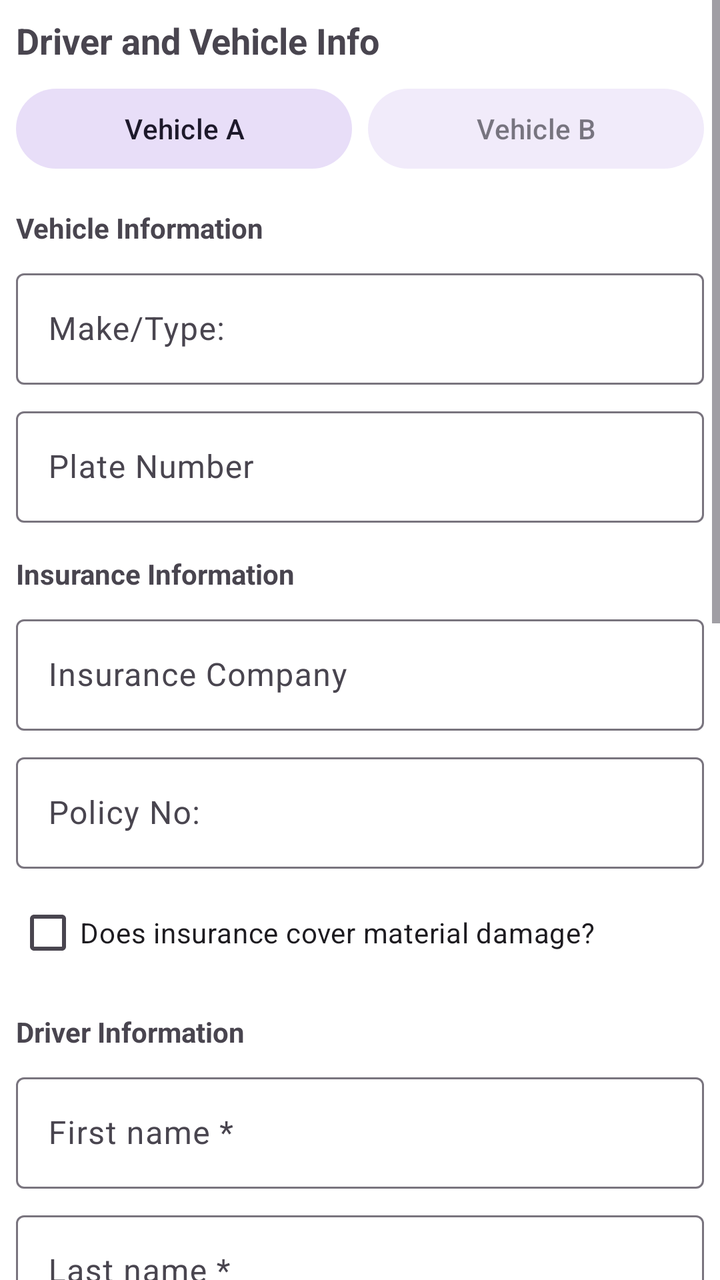
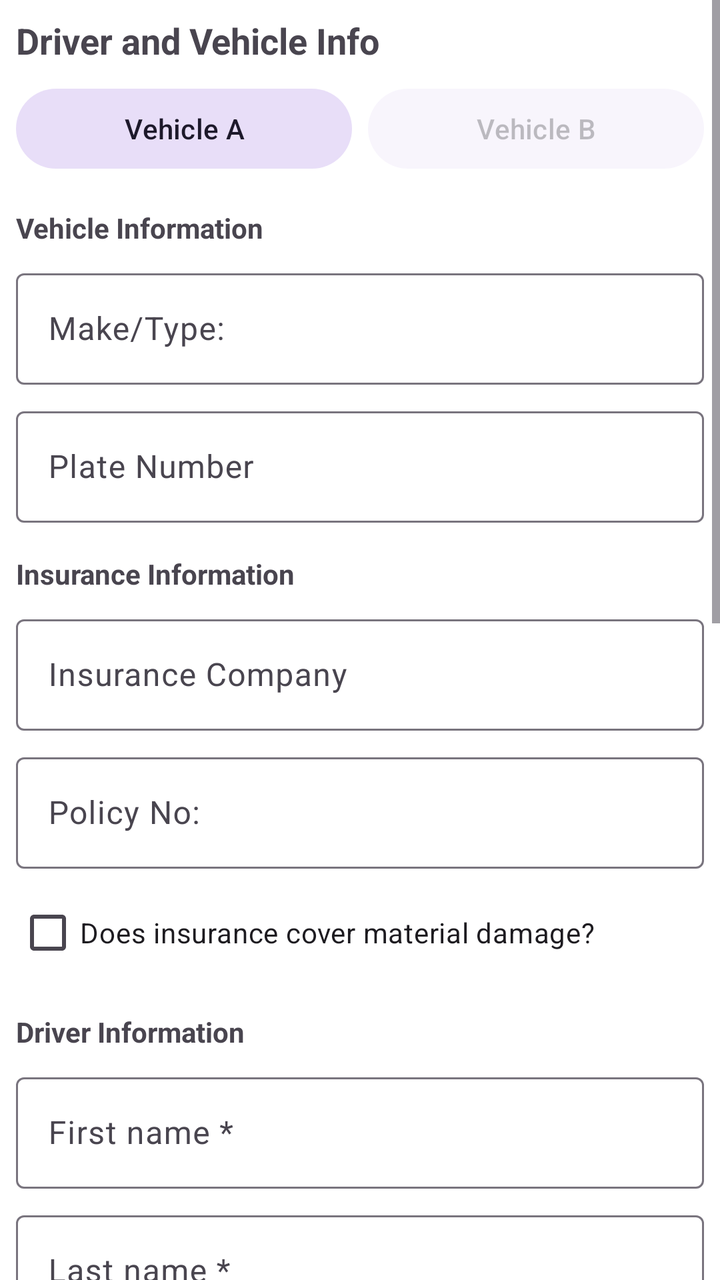

Two renders of the same Android screen: before a commit and after it. Below are the layout's source before the change and the commit's diff.
<!-- AndroidManifest.xml: application theme Theme.AccidentReportingApp -->
<!-- res/layout/step_vehicle_info.xml -->
<?xml version="1.0" encoding="utf-8"?>
<ScrollView xmlns:android="http://schemas.android.com/apk/res/android"
    android:layout_width="match_parent"
    android:layout_height="match_parent"
    xmlns:app="http://schemas.android.com/apk/res-auto">

    <LinearLayout
        android:layout_width="match_parent"
        android:layout_height="wrap_content"
        android:orientation="vertical"
        android:padding="8dp">

        <TextView
            android:id="@+id/text_step_title"
            android:layout_width="match_parent"
            android:layout_height="wrap_content"
            android:text="@string/header_driver_vehicle"
            android:textSize="18sp"
            android:textStyle="bold"
            android:layout_marginBottom="8dp"/>

        <LinearLayout
            android:layout_width="match_parent"
            android:layout_height="wrap_content"
            android:orientation="horizontal"
            android:layout_marginBottom="16dp">
            <com.google.android.material.button.MaterialButton
                android:id="@+id/tab_vinfo_a"
                style="@style/Widget.Material3.Button.TonalButton"
                android:layout_width="0dp"
                android:layout_height="wrap_content"
                android:layout_weight="1"
                android:text="@string/header_vehicle_a"
                android:layout_marginEnd="4dp"/>
            <com.google.android.material.button.MaterialButton
                android:id="@+id/tab_vinfo_b"
                style="@style/Widget.Material3.Button.TonalButton"
                android:layout_width="0dp"
                android:layout_height="wrap_content"
                android:layout_weight="1"
                android:text="@string/header_vehicle_b"
                android:layout_marginStart="4dp"
                android:alpha="0.6"/>
        </LinearLayout>

        
        <TextView
            android:layout_width="match_parent"
            android:layout_height="wrap_content"
            android:text="@string/label_vehicle"
            android:textStyle="bold"
            android:layout_marginBottom="8dp"/>

        <com.google.android.material.textfield.TextInputLayout
            android:layout_width="match_parent"
            android:layout_height="wrap_content"
            android:layout_marginBottom="8dp"
            style="@style/Widget.Material3.TextInputLayout.OutlinedBox">
            <com.google.android.material.textfield.TextInputEditText
                android:id="@+id/edit_vehicle_make"
                android:layout_width="match_parent"
                android:layout_height="wrap_content"
                android:hint="@string/field_make_type" />
        </com.google.android.material.textfield.TextInputLayout>

        <com.google.android.material.textfield.TextInputLayout
            android:layout_width="match_parent"
            android:layout_height="wrap_content"
            android:layout_marginBottom="16dp"
            style="@style/Widget.Material3.TextInputLayout.OutlinedBox">
            <com.google.android.material.textfield.TextInputEditText
                android:id="@+id/edit_vehicle_plate"
                android:layout_width="match_parent"
                android:layout_height="wrap_content"
                android:hint="@string/hint_plate" />
        </com.google.android.material.textfield.TextInputLayout>

        
        <TextView
            android:layout_width="match_parent"
            android:layout_height="wrap_content"
            android:text="@string/header_insurance_info"
            android:textStyle="bold"
            android:layout_marginBottom="8dp"/>

        <com.google.android.material.textfield.TextInputLayout
            android:layout_width="match_parent"
            android:layout_height="wrap_content"
            android:layout_marginBottom="8dp"
            style="@style/Widget.Material3.TextInputLayout.OutlinedBox">
            <com.google.android.material.textfield.TextInputEditText
                android:id="@+id/edit_insurance_name"
                android:layout_width="match_parent"
                android:layout_height="wrap_content"
                android:hint="@string/label_insurance_company" />
        </com.google.android.material.textfield.TextInputLayout>

        <com.google.android.material.textfield.TextInputLayout
            android:layout_width="match_parent"
            android:layout_height="wrap_content"
            android:layout_marginBottom="8dp"
            style="@style/Widget.Material3.TextInputLayout.OutlinedBox">
            <com.google.android.material.textfield.TextInputEditText
                android:id="@+id/edit_policy_number"
                android:layout_width="match_parent"
                android:layout_height="wrap_content"
                android:hint="@string/field_policy_no" />
        </com.google.android.material.textfield.TextInputLayout>

        <com.google.android.material.checkbox.MaterialCheckBox
            android:id="@+id/check_covers_damage"
            android:layout_width="match_parent"
            android:layout_height="wrap_content"
            android:layout_marginBottom="16dp"
            android:text="@string/hint_insurance_covers" />

        
        <TextView
            android:layout_width="match_parent"
            android:layout_height="wrap_content"
            android:text="@string/label_driver"
            android:textStyle="bold"
            android:layout_marginBottom="8dp"/>

        <com.google.android.material.textfield.TextInputLayout
            android:layout_width="match_parent"
            android:layout_height="wrap_content"
            android:layout_marginBottom="8dp"
            style="@style/Widget.Material3.TextInputLayout.OutlinedBox">
            <com.google.android.material.textfield.TextInputEditText
                android:id="@+id/edit_driver_first_name"
                android:layout_width="match_parent"
                android:layout_height="wrap_content"
                android:hint="First name *" />
        </com.google.android.material.textfield.TextInputLayout>

        <com.google.android.material.textfield.TextInputLayout
            android:layout_width="match_parent"
            android:layout_height="wrap_content"
            android:layout_marginBottom="8dp"
            style="@style/Widget.Material3.TextInputLayout.OutlinedBox">
            <com.google.android.material.textfield.TextInputEditText
                android:id="@+id/edit_driver_last_name"
                android:layout_width="match_parent"
                android:layout_height="wrap_content"
                android:hint="Last name *" />
        </com.google.android.material.textfield.TextInputLayout>

        <com.google.android.material.textfield.TextInputLayout
            android:layout_width="match_parent"
            android:layout_height="wrap_content"
            android:layout_marginBottom="8dp"
            style="@style/Widget.Material3.TextInputLayout.OutlinedBox">
            <com.google.android.material.textfield.TextInputEditText
                android:id="@+id/edit_driver_dob"
                android:layout_width="match_parent"
                android:layout_height="wrap_content"
                android:hint="@string/hint_dob" />
        </com.google.android.material.textfield.TextInputLayout>

        <TextView
            android:layout_width="match_parent"
            android:layout_height="wrap_content"
            android:text="Country *"
            android:layout_marginTop="8dp"/>
        <Spinner
            android:id="@+id/spinner_driver_country"
            android:layout_width="match_parent"
            android:layout_height="wrap_content"
            android:layout_marginBottom="8dp"
            android:minHeight="48dp" />

        <com.google.android.material.textfield.TextInputLayout
            android:layout_width="match_parent"
            android:layout_height="wrap_content"
            android:layout_marginBottom="8dp"
            style="@style/Widget.Material3.TextInputLayout.OutlinedBox">
            <com.google.android.material.textfield.TextInputEditText
                android:id="@+id/edit_driver_address"
                android:layout_width="match_parent"
                android:layout_height="wrap_content"
                android:hint="@string/hint_driver_address" />
        </com.google.android.material.textfield.TextInputLayout>

        <com.google.android.material.textfield.TextInputLayout
            android:layout_width="match_parent"
            android:layout_height="wrap_content"
            android:layout_marginBottom="8dp"
            style="@style/Widget.Material3.TextInputLayout.OutlinedBox">
            <com.google.android.material.textfield.TextInputEditText
                android:id="@+id/edit_driver_email"
                android:layout_width="match_parent"
                android:layout_height="wrap_content"
                android:hint="Email"
                android:inputType="textEmailAddress" />
        </com.google.android.material.textfield.TextInputLayout>

        <com.google.android.material.textfield.TextInputLayout
            android:layout_width="match_parent"
            android:layout_height="wrap_content"
            android:layout_marginBottom="8dp"
            style="@style/Widget.Material3.TextInputLayout.OutlinedBox">
            <com.google.android.material.textfield.TextInputEditText
                android:id="@+id/edit_driver_contact"
                android:layout_width="match_parent"
                android:layout_height="wrap_content"
                android:hint="Phone"
                android:inputType="phone" />
        </com.google.android.material.textfield.TextInputLayout>

        <com.google.android.material.textfield.TextInputLayout
            android:layout_width="match_parent"
            android:layout_height="wrap_content"
            android:layout_marginBottom="8dp"
            style="@style/Widget.Material3.TextInputLayout.OutlinedBox">
            <com.google.android.material.textfield.TextInputEditText
                android:id="@+id/edit_driver_license"
                android:layout_width="match_parent"
                android:layout_height="wrap_content"
                android:hint="@string/field_license_no" />
        </com.google.android.material.textfield.TextInputLayout>

        <com.google.android.material.textfield.TextInputLayout
            android:layout_width="match_parent"
            android:layout_height="wrap_content"
            android:layout_marginBottom="8dp"
            style="@style/Widget.Material3.TextInputLayout.OutlinedBox">
            <com.google.android.material.textfield.TextInputEditText
                android:id="@+id/edit_driver_license_category"
                android:layout_width="match_parent"
                android:layout_height="wrap_content"
                android:hint="License category" />
        </com.google.android.material.textfield.TextInputLayout>

        <com.google.android.material.textfield.TextInputLayout
            android:layout_width="match_parent"
            android:layout_height="wrap_content"
            android:layout_marginBottom="8dp"
            style="@style/Widget.Material3.TextInputLayout.OutlinedBox">
            <com.google.android.material.textfield.TextInputEditText
                android:id="@+id/edit_driver_license_expiry"
                android:layout_width="match_parent"
                android:layout_height="wrap_content"
                android:hint="License expiry" />
        </com.google.android.material.textfield.TextInputLayout>

        <com.google.android.material.textfield.TextInputLayout
            android:layout_width="match_parent"
            android:layout_height="wrap_content"
            android:layout_marginBottom="8dp"
            style="@style/Widget.Material3.TextInputLayout.OutlinedBox">
            <com.google.android.material.textfield.TextInputEditText
                android:id="@+id/edit_driver_personal_id"
                android:layout_width="match_parent"
                android:layout_height="wrap_content"
                android:hint="Personal ID / National code *" />
        </com.google.android.material.textfield.TextInputLayout>

    </LinearLayout>
</ScrollView>
<!-- resources referenced by this layout -->
<resources>
  <string name="field_license_no">License No:</string>
  <string name="field_make_type">Make/Type:</string>
  <string name="field_policy_no">Policy No:</string>
  <string name="header_driver_vehicle">Driver and Vehicle Info</string>
  <string name="header_insurance_info">Insurance Information</string>
  <string name="header_vehicle_a">Vehicle A</string>
  <string name="header_vehicle_b">Vehicle B</string>
  <string name="hint_dob">Date of Birth (YYYY-MM-DD)</string>
  <string name="hint_driver_address">Full Address (Street, House no., City, etc.)</string>
  <string name="hint_insurance_covers">Does insurance cover material damage?</string>
  <string name="hint_plate">Plate Number</string>
  <string name="label_driver">Driver Information</string>
  <string name="label_insurance_company">Insurance Company</string>
  <string name="label_vehicle">Vehicle Information</string>
  <style name="Theme.AccidentReportingApp" parent="Base.Theme.AccidentReportingApp" />
  <style name="Base.Theme.AccidentReportingApp" parent="Theme.Material3.DayNight.NoActionBar">
          
          <item name="colorPrimary">@color/primary</item>
          <item name="colorOnPrimary">@color/white</item>
          <item name="colorPrimaryContainer">@color/primary_container</item>
  
          
          <item name="android:windowBackground">@color/white</item>
      </style>
  <color name="primary">#120D31</color>
  <color name="white">#FFFFFFFF</color>
  <color name="primary_container">#F0D3F7</color>
</resources>

<!-- the commit's change to res/layout/step_vehicle_info.xml (unified diff, before → after) -->
@@ -40,7 +40,7 @@
                 android:layout_weight="1"
                 android:text="@string/header_vehicle_b"
                 android:layout_marginStart="4dp"
-                android:alpha="0.6"/>
+                android:alpha="0.3"/>
         </LinearLayout>
 
         
<!-- resource entries referenced after the edit -->
@@ -24,7 +24,7 @@
           
           <item name="android:windowBackground">@color/white</item>
       </style>
-  <color name="primary">#120D31</color>
+  <color name="primary">#003B8E</color>
   <color name="white">#FFFFFFFF</color>
   <color name="primary_container">#F0D3F7</color>
 </resources>
